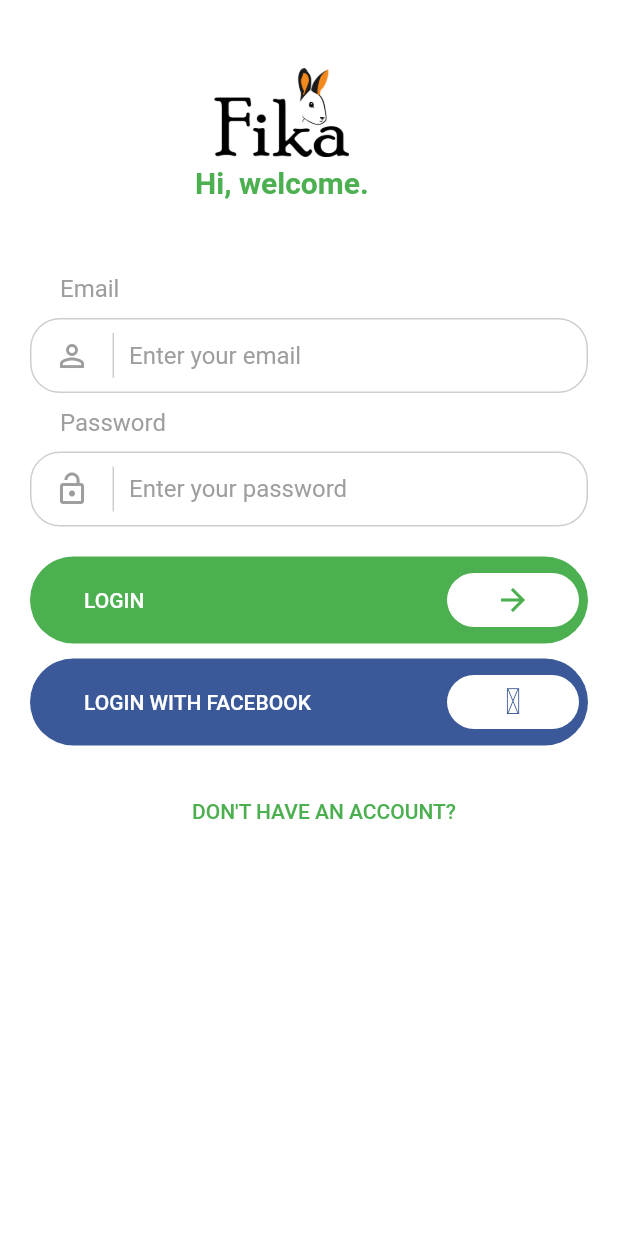
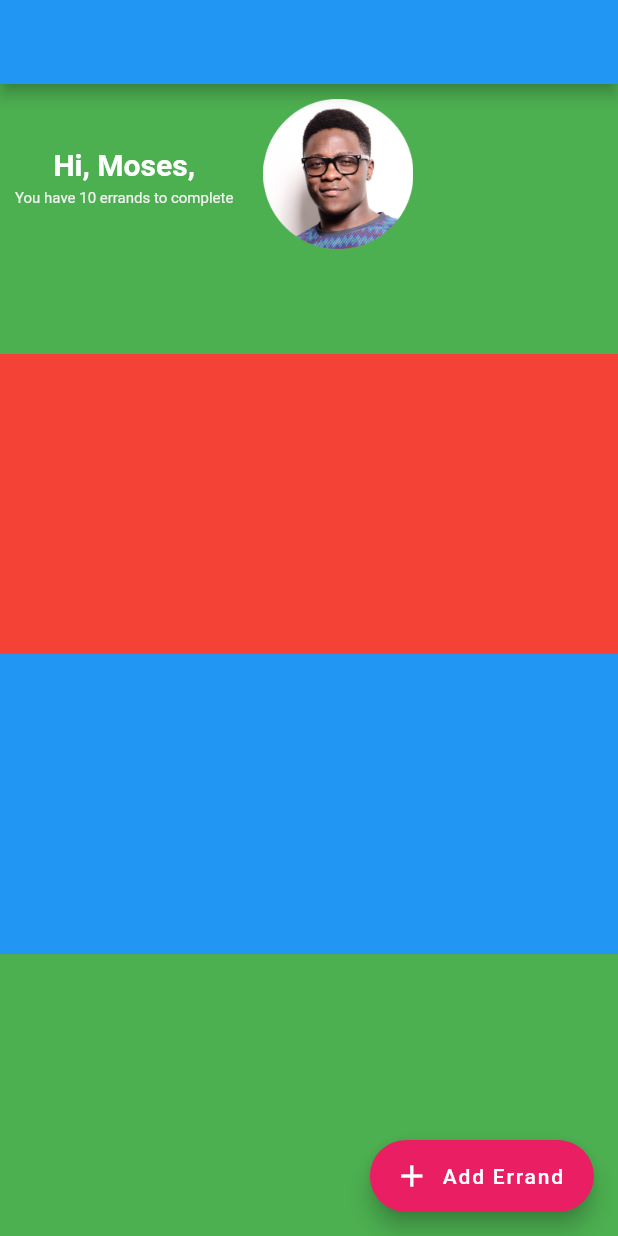
Before and after one commit to mosesmbadi/fika_app, a Flutter app: the screen it shows after launch, on a phone screen of 412 x 824 dp. Run offline on Flutter 3.47's test engine with Material 2 defaults, Android fonts, the phone set to English and light mode, and no system bars.

Commit message:
Basic framework for the homepage

```diff
--- a/lib/UI/addErrandsbutton.dart
+++ /dev/null
@@ -1,33 +0,0 @@
-/*import 'package:flutter/material.dart';
-
-class addErrandsbutton extends StatefulWidget {
-  const addErrandsbutton({ Key? key }) : super(key: key);
-
-  @override
-  State<addErrandsbutton> createState() => _addErrandsbuttonState();
-}
-
-class _addErrandsbuttonState extends State<addErrandsbutton> {
-  @override
-  Widget build(BuildContext context) {
-    return MaterialApp(
-      home: Scaffold(
-        body: Container(
-            floatingActionButton: FloatingActionButton.extended(
-          onPressed: () {
-            Navigator.push (
-            context,
-            MaterialPageRoute (builder: (context)=> submitErrand()),
-            );
-            }, //addErrand
-          label: const Text('Add Errand'),
-          icon: const Icon(Icons.add),
-          backgroundColor: Colors.pink,
-        ),
-        ),
-      ),
-
-
-    );
-  }
-} */
--- /dev/null
+++ b/lib/UI/homescreen.dart
@@ -0,0 +1,119 @@
+import 'package:flutter/material.dart';
+
+class HomeScreen extends StatefulWidget {
+  const HomeScreen({Key? key}) : super(key: key);
+
+  @override
+  State<HomeScreen> createState() => _HomeScreenState();
+}
+
+class _HomeScreenState extends State<HomeScreen> {
+  @override
+  Widget build(BuildContext context) {
+    return MaterialApp(
+      home: Scaffold(
+        appBar: AppBar(
+        title: const Text(''),
+        ),
+        body: Container(
+
+            child: Column(children: [
+          //profile section goes here
+          Container(
+            height: 180,
+            width: 500,
+            decoration: BoxDecoration(color: Colors.green),
+            padding: const EdgeInsets.all(10.0),
+            child: Column(
+              children: [
+                Row(
+                  children: [
+                    Column(
+                      children: [
+                        Container(
+                          //todo - put padding on top only
+                          padding: const EdgeInsets.all(5.0),
+                          child:
+                            Text("Hi, Moses,",
+                                style: TextStyle(
+                                    fontSize: 20,
+                                    fontWeight: FontWeight.bold,
+                                    color: Colors.white),
+                            textAlign: TextAlign.right,
+                            ),
+                        ),
+
+                        Container(
+                          child:
+                            Text("You have 10 errands to complete",
+                                style: TextStyle(
+                                    fontSize: 10,
+                                    fontWeight: FontWeight.normal,
+                                    color: Color.fromARGB(255, 241, 241, 241)),
+                        textAlign: TextAlign.right,
+                        ),
+                        ),
+                      ],
+                    ),
+                    //space between greetings and profile photo
+                    SizedBox(
+                      width: 20,
+                    ),
+                    //used a container to put the constraints on the image
+                    Container(
+                      height: 100,
+                      width: 100,
+                      child: Image.asset('assets/images/profile_photo.png'),
+                    )
+                  ],
+                ),
+                Row(
+                  children: [],
+                )
+              ],
+            ),
+          ),
+          //list of errands goes here
+          Expanded(
+              child: SizedBox(
+                  height: 200.0,
+                  child: ListView(
+                    scrollDirection: Axis.vertical,
+                    children: [
+                      Container(
+                        width: 200,
+                        height: 200,
+                        decoration: new BoxDecoration(color: Colors.red),
+                        child: Row(),
+                      ),
+                      Container(
+                        width: 200,
+                        height: 200,
+                        decoration: new BoxDecoration(color: Colors.blue),
+                        child: Row(),
+                      ),
+                      Container(
+                        width: 200,
+                        height: 200,
+                        decoration: new BoxDecoration(color: Colors.green),
+                        child: Row(),
+                      ),
+                      Container(
+                        width: 200,
+                        height: 200,
+                        decoration: new BoxDecoration(color: Colors.yellow),
+                        child: Row(),
+                      ),
+                    ],
+                  ))),
+        ])),
+        floatingActionButton: FloatingActionButton.extended(
+          onPressed: () {}, //addErrand
+          label: const Text('Add Errand'),
+          icon: const Icon(Icons.add),
+          backgroundColor: Colors.pink,
+        ),
+      ),
+    );
+  }
+}
--- a/lib/UI/login.dart
+++ b/lib/UI/login.dart
@@ -1,6 +1,4 @@
 import 'dart:ui';
-
-import 'package:flutter/cupertino.dart';
 import 'package:flutter/material.dart';
 
 class LoginScreen extends StatelessWidget {
--- a/lib/main.dart
+++ b/lib/main.dart
@@ -1,6 +1,7 @@
 import 'package:flutter/material.dart';
+import 'ui/login.dart';
+import 'ui/homescreen.dart';
 
-import 'ui/login.dart';
 
 void main() => runApp(new MyApp());
 
@@ -12,7 +13,8 @@
       theme: new ThemeData(
         primarySwatch: Colors.blue,
       ),
-      home: MyHomePage(),
+      //home: LoginScreen(),
+      home: HomeScreen(),
       debugShowCheckedModeBanner: false,
     );
   }
--- a/pubspec.yaml
+++ b/pubspec.yaml
@@ -53,7 +53,8 @@
 flutter:
   uses-material-design: true
   assets:
-     - assets/images/fika_logo.png
+     - assets/
+     - assets/images/
 
   # An image asset can refer to one or more resolution-specific "variants", see
   # https://flutter.dev/assets-and-images/#resolution-aware.
```
Also changed, not shown: assets/images/profile_photo.png (added).
